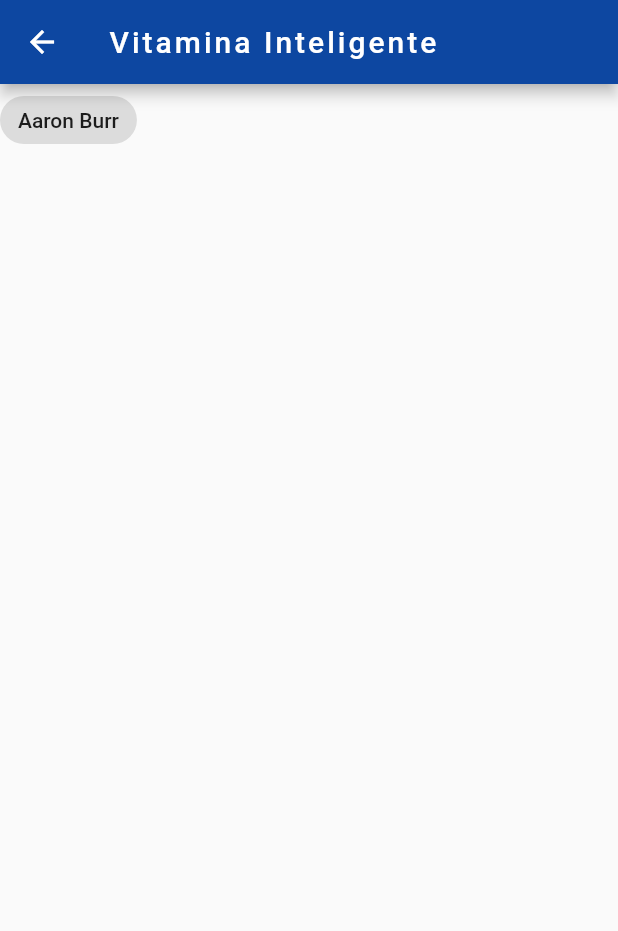
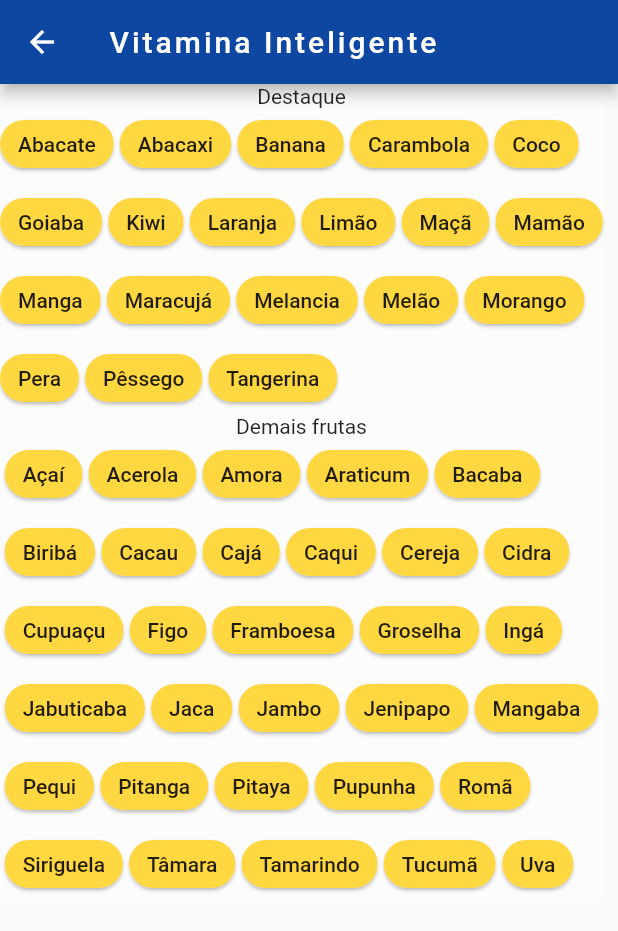
Before and after one commit to thalesbm/flutter_vitaminas, a Flutter app: the screen it shows after launch, after a tap on "Vitamina Inteligente", on a phone screen of 412 x 824 dp. Shown: the top 931 px of the screen. Run offline on Flutter 3.47's test engine with Material 2 defaults, Android fonts, the phone set to English and light mode, and no system bars; our stand-ins replace google_fonts, hexcolor; Roboto replaces fonts that are missing (Ubuntu).

Commit message:
organizado layout

```diff
--- a/lib/feature/detail/details_page.dart
+++ b/lib/feature/detail/details_page.dart
@@ -1,5 +1,5 @@
 import 'package:flutter/material.dart';
-import 'package:vitamin_of_the_day/common/base_page_widget.dart';
+import 'package:vitamin_of_the_day/common/base_page_statelesswidget.dart';
 import 'package:vitamin_of_the_day/feature/search/model/vitamin_model.dart';
 
 class DetailsPage extends BasePageStatelessWidget {
--- a/lib/feature/home/home_page.dart
+++ b/lib/feature/home/home_page.dart
@@ -1,6 +1,6 @@
 import 'package:flutter/material.dart';
 import 'package:hexcolor/hexcolor.dart';
-import 'package:vitamin_of_the_day/common/base_page_widget.dart';
+import 'package:vitamin_of_the_day/common/base_page_statelesswidget.dart';
 import 'package:vitamin_of_the_day/common/view/colors.dart';
 import 'package:vitamin_of_the_day/feature/home/model/home_model.dart';
 import 'package:vitamin_of_the_day/feature/search/search_page.dart';
--- a/lib/feature/search/search_page.dart
+++ b/lib/feature/search/search_page.dart
@@ -1,5 +1,5 @@
 import 'package:flutter/material.dart';
-import 'package:vitamin_of_the_day/common/base_page_widget.dart';
+import 'package:vitamin_of_the_day/common/base_page_statelesswidget.dart';
 import 'package:vitamin_of_the_day/feature/detail/details_page.dart';
 import 'package:vitamin_of_the_day/feature/search/model/vitamin_model.dart';
 import 'package:vitamin_of_the_day/feature/search/view/item_view.dart';
--- a/lib/feature/smart/smart_page.dart
+++ b/lib/feature/smart/smart_page.dart
@@ -1,17 +1,83 @@
 import 'package:flutter/material.dart';
-import 'package:vitamin_of_the_day/common/base_page_widget.dart';
+import 'package:vitamin_of_the_day/common/base_page_statelesswidget.dart';
+import 'package:vitamin_of_the_day/feature/smart/view/chips_view.dart';
+import 'package:vitamin_of_the_day/feature/smart/view/header_view.dart';
 
 class SmartPage extends BasePageStatelessWidget {
+  @override
+  String setToolbarTitle() => "Vitamina Inteligente";
 
   @override
   Container setBody(BuildContext context) {
     return Container(
-      child: Chip(
-        label: Text('Aaron Burr'),
+      color: Colors.white30,
+      child: SingleChildScrollView(
+        child: Container(
+          child: Column(
+            children: [
+              HeaderChipsView("Destaque"),
+              ChipsView(_highlightsFruits),
+              HeaderChipsView("Demais frutas"),
+              ChipsView(_fruits),
+            ],
+          ),
+        ),
       ),
     );
   }
 
-  @override
-  String setToolbarTitle() => "Vitamina Inteligente";
+  List<String> _highlightsFruits = [
+    "Abacate",
+    "Abacaxi",
+    "Banana",
+    "Carambola",
+    "Coco",
+    "Goiaba",
+    "Kiwi",
+    "Laranja",
+    "Limão",
+    "Maçã",
+    "Mamão",
+    "Manga",
+    "Maracujá",
+    "Melancia",
+    "Melão",
+    "Morango",
+    "Pera",
+    "Pêssego",
+    "Tangerina"
+  ];
+  List<String> _fruits = [
+    "Açaí",
+    "Acerola",
+    "Amora",
+    "Araticum",
+    "Bacaba",
+    "Biribá",
+    "Cacau",
+    "Cajá",
+    "Caqui",
+    "Cereja",
+    "Cidra",
+    "Cupuaçu",
+    "Figo",
+    "Framboesa",
+    "Groselha",
+    "Ingá",
+    "Jabuticaba",
+    "Jaca",
+    "Jambo",
+    "Jenipapo",
+    "Mangaba",
+    "Pequi",
+    "Pitanga",
+    "Pitaya",
+    "Pupunha",
+    "Romã",
+    "Siriguela",
+    "Tâmara",
+    "Tamarindo",
+    "Tucumã",
+    "Uva"
+  ];
 }
--- /dev/null
+++ b/lib/feature/smart/view/chips_view.dart
@@ -0,0 +1,37 @@
+import 'package:flutter/material.dart';
+
+class ChipsView extends StatelessWidget {
+  final List<String> _highlightsFruits;
+
+  ChipsView(this._highlightsFruits);
+
+  @override
+  Widget build(BuildContext context) {
+    return Wrap(
+      runSpacing: 4,
+      spacing: 4,
+      children: List.generate(_highlightsFruits.length, (index) {
+        return _getChoiceChip(context, _highlightsFruits[index]);
+      }),
+    );
+  }
+
+  ChoiceChip _getChoiceChip(BuildContext context, String option) {
+    return ChoiceChip(
+      labelPadding: EdgeInsets.only(left: 8, right: 8),
+      label: Text(
+        option,
+      ),
+      selected: false,
+      selectedColor: Colors.deepPurple,
+      backgroundColor: Colors.amberAccent,
+      onSelected: (value) {
+        // setState(() {
+        //   defaultChoiceIndex = value ? index : defaultChoiceIndex;
+        // });
+      },
+      // backgroundColor: color,
+      elevation: 1,
+    );
+  }
+}
--- /dev/null
+++ b/lib/feature/smart/view/header_view.dart
@@ -0,0 +1,14 @@
+import 'package:flutter/material.dart';
+
+class HeaderChipsView extends StatelessWidget {
+  final String _value;
+
+  HeaderChipsView(this._value);
+
+  @override
+  Widget build(BuildContext context) {
+    return Text(
+        _value,
+    );
+  }
+}
```
Also changed, not shown: lib/common/base_page_statelesswidget.dart (renamed from lib/common/base_page_widget.dart).
